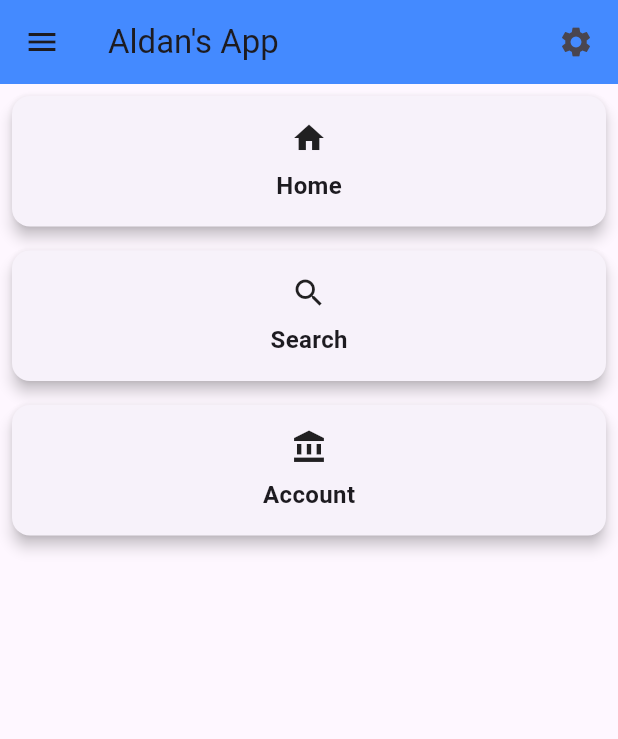
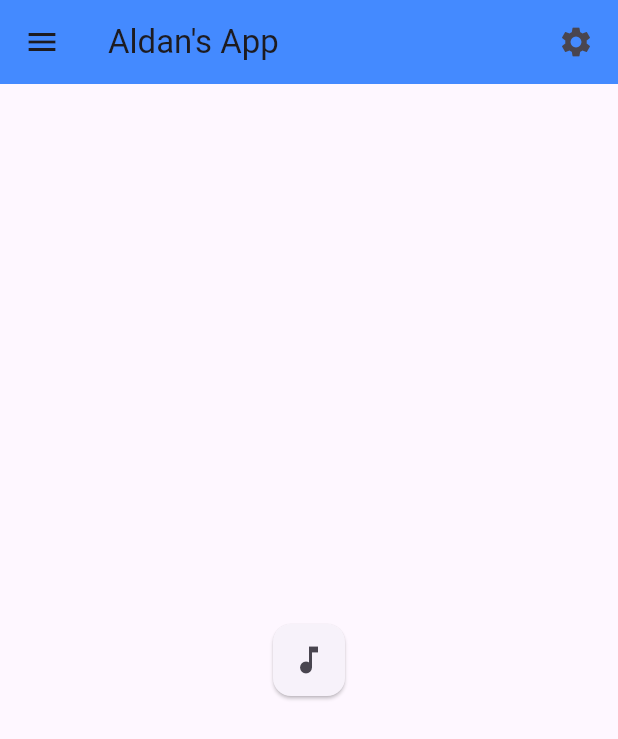
Before and after one commit to aldanziikri/learn_flutter, a Flutter app: the screen it shows after launch, on a phone screen of 412 x 824 dp. Shown: the top 739 px of the screen. Run offline on Flutter 3.47's test engine with Material 3 defaults, Android fonts, the phone set to English and light mode, and no system bars.

```diff
--- a/lib/main.dart
+++ b/lib/main.dart
@@ -12,6 +12,10 @@ class MyApp extends StatelessWidget {
     return MaterialApp(
       title: "belajarApp",
       home: const HomePage(),
+      routes: <String, WidgetBuilder>{
+        "/home" : (BuildContext context) => HomePage(),
+        "/music" : (BuildContext context) => MusicPage(),
+      } ,
     );
   }
 }
@@ -34,43 +38,46 @@ class HomePage extends StatelessWidget {
       backgroundColor: Colors.blueAccent,
     ),
 
-      body: Column(
-        crossAxisAlignment: CrossAxisAlignment.stretch,
-        children: const [
-          MyButton(buttonIcon: Icon(Icons.home), buttonName: "Home"),
-          MyButton(buttonIcon: Icon(Icons.search), buttonName: "Search"),
-          MyButton(buttonIcon: Icon(Icons.account_balance), buttonName: "Account"),
-        ],
-      ),
+      body: Center(
+        child: Card(
+          child: IconButton(
+          icon: Icon(Icons.music_note),
+          onPressed: (){
+              Navigator.pushNamed(context, "/music");
+            },
+          ),
+        ),
+      )
     );
   }
 }
-
-class MyButton extends StatelessWidget {
-  const MyButton({super.key, required this.buttonIcon, required this.buttonName});
-
-  final Icon buttonIcon;
-  final String buttonName;
+class MusicPage extends StatelessWidget {
+  const MusicPage({super.key});
 
   @override
   Widget build(BuildContext context) {
-    return Card(
-      elevation: 4,
-      margin: const EdgeInsets.all(8),
-      child: Padding(
-        padding: const EdgeInsets.all(16.0),
-        child: Column(
-          mainAxisAlignment: MainAxisAlignment.center,
-          children: [
-            buttonIcon,
-            const SizedBox(height: 8),
-            Text(
-              buttonName,
-              style: const TextStyle(fontSize: 16, fontWeight: FontWeight.bold),
-            ),
-          ],
+    return Scaffold(
+    appBar: AppBar(
+      title: const Text("Music"),
+      actions: [
+        Padding(
+          padding: const EdgeInsets.symmetric(horizontal: 16.0),
+          child: Icon(Icons.settings),
         ),
-      ),
+      ],
+      backgroundColor: Colors.blueAccent,
+    ),
+
+      body: Center(
+        child: Card(
+          child: IconButton(
+          icon: Icon(Icons.home),
+          onPressed: (){
+              Navigator.pushNamed(context, "/home");
+            },
+          ),
+        ),
+      )
     );
   }
 }
```
Also changed, not shown: 1 other file.
